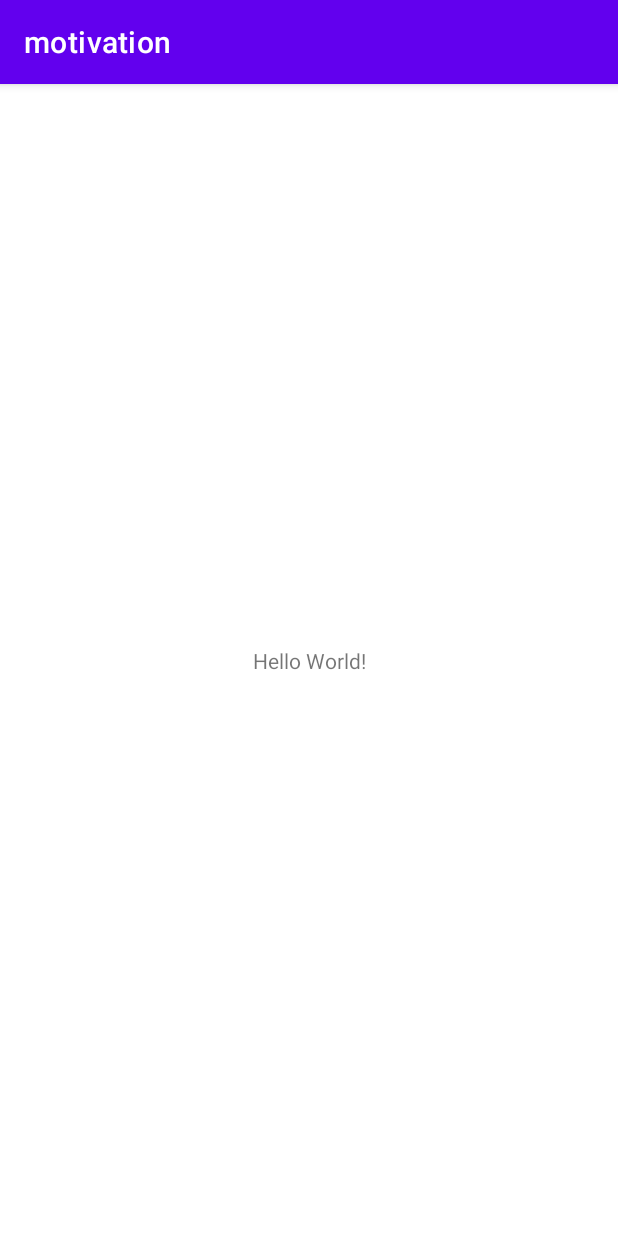
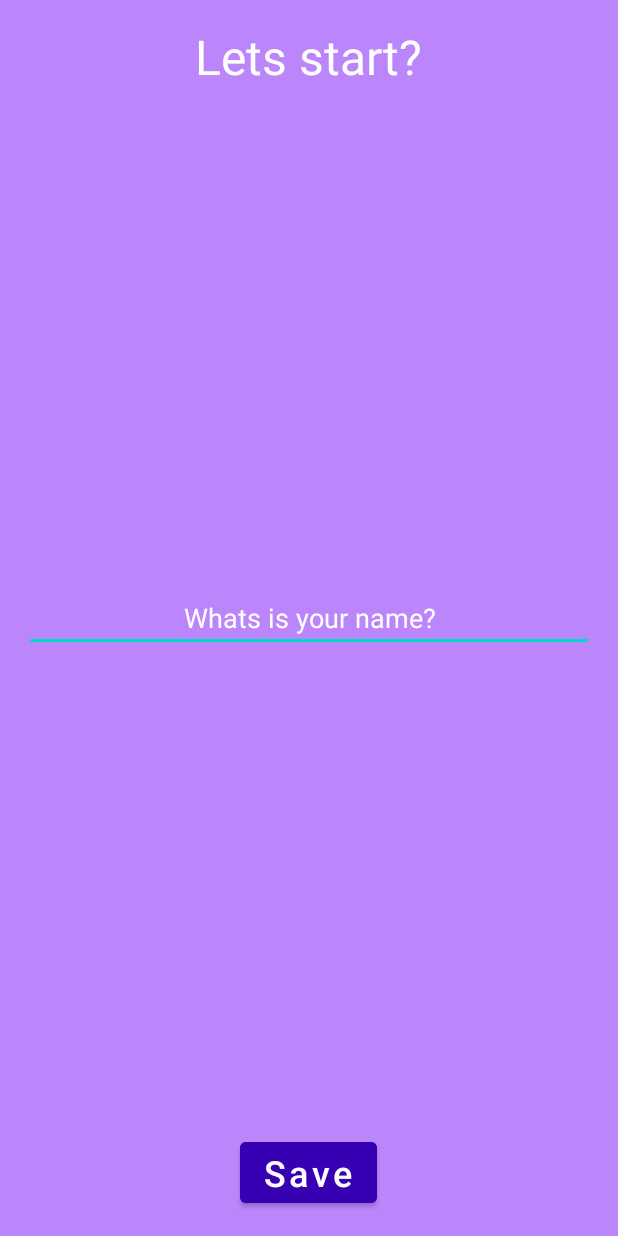
Before and after one commit to gab-simon/motivation-app, an Android app: the screen it shows after launch (MainActivity before the commit, InitActivity after it), on a phone screen of 412 x 824 dp. Run offline under Robolectric (Android 15) with nearby library versions, the phone set to English and light mode, and no system bars.

Commit message:
feat: get name and display

```diff
--- a/app/build.gradle
+++ b/app/build.gradle
@@ -30,6 +30,9 @@ android {
     kotlinOptions {
         jvmTarget = '1.8'
     }
+    buildFeatures {
+        viewBinding true
+    }
 }
 
 dependencies {
--- a/app/src/main/java/com/motivation/InitActivity.kt
+++ b/app/src/main/java/com/motivation/InitActivity.kt
@@ -1,11 +1,44 @@
 package com.motivation
 
+import android.content.Context
+import android.content.Intent
+import android.content.SharedPreferences
 import androidx.appcompat.app.AppCompatActivity
 import android.os.Bundle
+import android.view.View
+import android.widget.Toast
+import com.motivation.databinding.ActivityInitBinding
 
-class InitActivity : AppCompatActivity() {
+class InitActivity : AppCompatActivity(), View.OnClickListener {
+
+    private lateinit var binding: ActivityInitBinding
+
     override fun onCreate(savedInstanceState: Bundle?) {
         super.onCreate(savedInstanceState)
-        setContentView(R.layout.activity_init)
+        binding = ActivityInitBinding.inflate(layoutInflater)
+        setContentView(binding.root)
+
+        supportActionBar?.hide()
+
+        binding.buttonSave.setOnClickListener(this)
+    }
+
+    override fun onClick(v: View) {
+        if (v.id == R.id.button_save) {
+            handleSave()
+        }
+    }
+
+    private fun handleSave() {
+        val name = binding.editName.text.toString()
+        if (name != "") {
+
+            SecurityPreferences(this).storeUsername("USERNAME", name)
+
+            startActivity(Intent(this, MainActivity::class.java))
+            Toast.makeText(this, "Success", Toast.LENGTH_SHORT).show()
+        } else {
+            Toast.makeText(this, R.string.validation_mandatory_name, Toast.LENGTH_SHORT).show()
+        }
     }
 }
--- /dev/null
+++ b/app/src/main/res/drawable/ic_happy.xml
@@ -0,0 +1,5 @@
+<vector android:height="24dp" android:tint="#000000"
+    android:viewportHeight="24" android:viewportWidth="24"
+    android:width="24dp" xmlns:android="http://schemas.android.com/apk/res/android">
+    <path android:fillColor="@android:color/white" android:pathData="M11.99,2C6.47,2 2,6.48 2,12c0,5.52 4.47,10 9.99,10C17.52,22 22,17.52 22,12C22,6.48 17.52,2 11.99,2zM8.5,8C9.33,8 10,8.67 10,9.5S9.33,11 8.5,11S7,10.33 7,9.5S7.67,8 8.5,8zM12,18c-2.28,0 -4.22,-1.66 -5,-4h10C16.22,16.34 14.28,18 12,18zM15.5,11c-0.83,0 -1.5,-0.67 -1.5,-1.5S14.67,8 15.5,8S17,8.67 17,9.5S16.33,11 15.5,11z"/>
+</vector>
--- a/app/src/main/res/layout/activity_init.xml
+++ b/app/src/main/res/layout/activity_init.xml
@@ -1,9 +1,38 @@
 <?xml version="1.0" encoding="utf-8"?>
-<androidx.constraintlayout.widget.ConstraintLayout xmlns:android="http://schemas.android.com/apk/res/android"
-    xmlns:app="http://schemas.android.com/apk/res-auto"
-    xmlns:tools="http://schemas.android.com/tools"
+<RelativeLayout xmlns:android="http://schemas.android.com/apk/res/android"
     android:layout_width="match_parent"
     android:layout_height="match_parent"
-    tools:context=".InitActivity">
+    android:background="@color/purple_200"
+    android:padding="16dp">
 
-</androidx.constraintlayout.widget.ConstraintLayout>
+    <TextView
+        android:layout_width="wrap_content"
+        android:layout_height="wrap_content"
+        android:text="@string/lets_start"
+        android:layout_centerHorizontal="true"
+        android:textColor="@color/white"
+        android:textSize="32sp"/>
+
+    <EditText
+        android:id="@+id/edit_name"
+        android:layout_width="match_parent"
+        android:layout_height="wrap_content"
+        android:layout_centerVertical="true"
+        android:gravity="center"
+        android:textColorHint="@color/white"
+        android:hint="@string/whats_is_your_name"
+        android:autofillHints="name"
+        android:inputType="textAutoComplete" />
+
+    <Button
+        android:id="@+id/button_save"
+        android:layout_width="wrap_content"
+        android:layout_height="wrap_content"
+        android:hint="@string/save"
+        android:layout_alignParentBottom="true"
+        android:layout_centerHorizontal="true"
+        android:textColorHint="@color/white"
+        android:backgroundTint="@color/purple_700"
+        android:textSize="24sp" />
+
+</RelativeLayout>
--- a/app/src/main/res/values-night/themes.xml
+++ b/app/src/main/res/values-night/themes.xml
@@ -3,7 +3,7 @@
     <style name="Theme.Motivation" parent="Theme.MaterialComponents.DayNight.DarkActionBar">
         <!-- Primary brand color. -->
         <item name="colorPrimary">@color/purple_200</item>
-        <item name="colorPrimaryVariant">@color/purple_700</item>
+        <item name="colorPrimaryVariant">@color/purple_200</item>
         <item name="colorOnPrimary">@color/black</item>
         <!-- Secondary brand color. -->
         <item name="colorSecondary">@color/teal_200</item>
--- a/app/src/main/res/values/strings.xml
+++ b/app/src/main/res/values/strings.xml
@@ -1,3 +1,11 @@
 <resources>
-    <string name="app_name">motivation</string>
+    <string name="app_name">Motivation</string>
+    <string name="image_menu">Image menu</string>
+    <string name="message_motivation">Message motivation</string>
+    <string name="new_message">New message</string>
+    <string name="hello_person">Hello person</string>
+    <string name="lets_start">Lets start?</string>
+    <string name="whats_is_your_name">Whats is your name?</string>
+    <string name="validation_mandatory_name">Inform your name.</string>
+    <string name="save">Save</string>
 </resources>
```
Also changed, not shown: app/src/main/AndroidManifest.xml (+5 -3 lines), app/src/main/java/com/motivation/MainActivity.kt (+25 -2 lines), app/src/main/java/com/motivation/SecurityPreferences.kt (+15 -1 lines), app/src/main/res/layout/activity_main.xml (+64 -7 lines).
